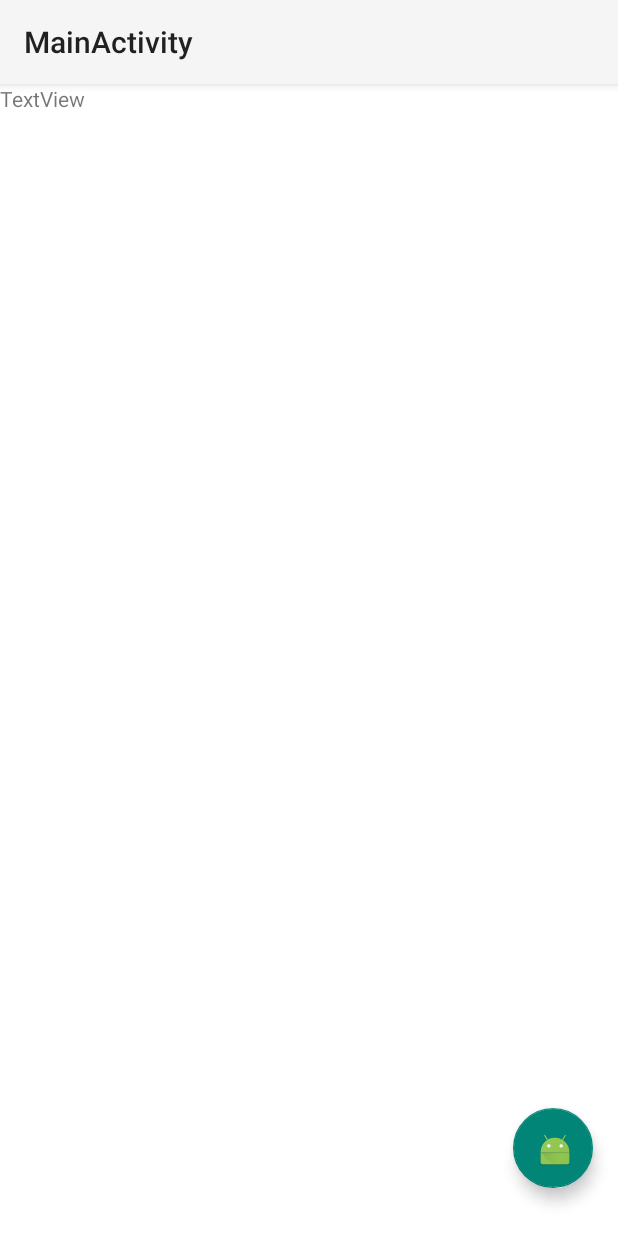
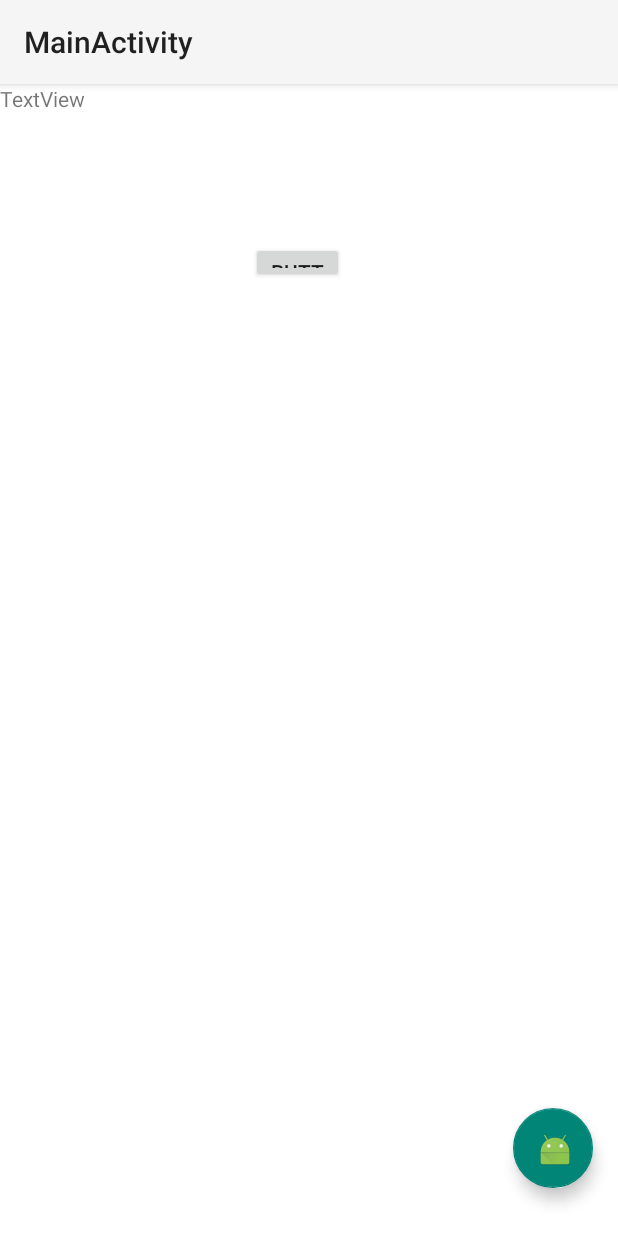
Before and after one commit to pnyambura/NotesApp, an Android app: the screen it shows after launch (MainActivity), on a phone screen of 412 x 824 dp. Run offline under Robolectric (Android 15) with nearby library versions, the phone set to English and light mode, and no system bars.

Commit message:
Small changes

```diff
--- a/app/src/main/java/com/example/notesapp/MainActivity.kt
+++ b/app/src/main/java/com/example/notesapp/MainActivity.kt
@@ -2,10 +2,14 @@ package com.example.notesapp
 
 import androidx.appcompat.app.AppCompatActivity
 import android.os.Bundle
+import android.widget.Button
 
 class MainActivity : AppCompatActivity() {
+
     override fun onCreate(savedInstanceState: Bundle?) {
         super.onCreate(savedInstanceState)
         setContentView(R.layout.activity_main)
+
+
     }
 }
--- a/app/src/main/res/layout/activity_main.xml
+++ b/app/src/main/res/layout/activity_main.xml
@@ -27,4 +27,16 @@
         android:text="TextView"
         tools:layout_editor_absoluteX="182dp"
         tools:layout_editor_absoluteY="304dp" />
+
+    <Button
+        android:id="@+id/btnDouble"
+        android:layout_width="62dp"
+        android:layout_height="27dp"
+        android:text="Button"
+        app:layout_constraintBottom_toBottomOf="parent"
+        app:layout_constraintEnd_toEndOf="parent"
+        app:layout_constraintHorizontal_bias="0.479"
+        app:layout_constraintStart_toStartOf="parent"
+        app:layout_constraintTop_toBottomOf="@+id/txtDisplayedText"
+        app:layout_constraintVertical_bias="0.119" />
 </androidx.constraintlayout.widget.ConstraintLayout>
```
